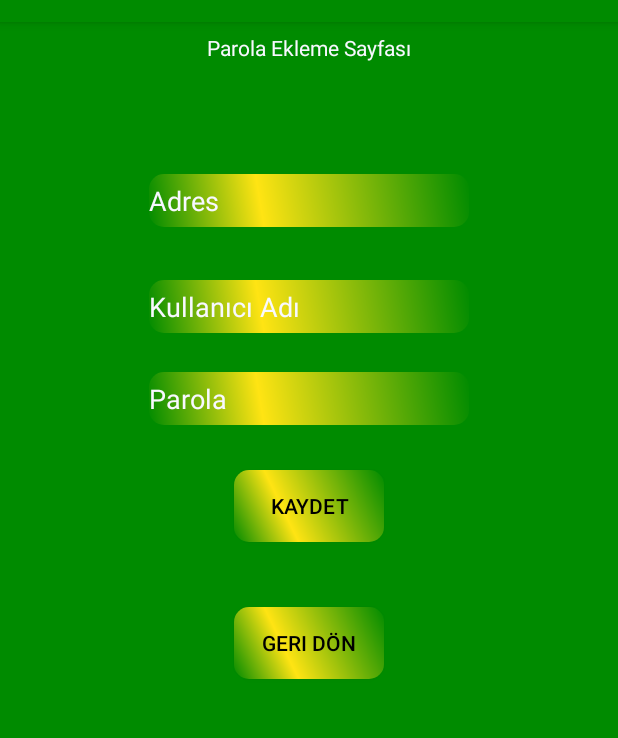
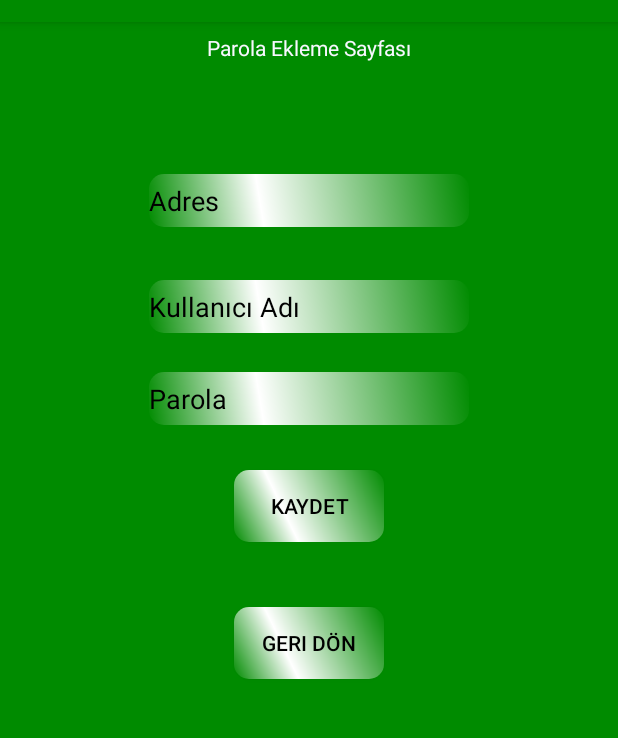
Before and after one commit to kablanfatih/PassRemo, an Android app: the AddPassToList screen opened directly, with no data from a screen before it, on a phone screen of 412 x 824 dp, the part 62-800 px from its top. Run offline under Robolectric (Android 15) with nearby library versions, the phone set to English and light mode, and no system bars; our stand-ins replace Firebase (no records; nobody signed in at launch, a user with empty details on screens opened directly).

Commit message:
design and logo was updated and link added and firebase updated

```diff
--- a/app/build.gradle
+++ b/app/build.gradle
@@ -6,8 +6,8 @@ android {
         applicationId "com.kablanfatih.passremo"
         minSdkVersion 14
         targetSdkVersion 28
-        versionCode 2
-        versionName "1.1"
+        versionCode 3
+        versionName "1.2"
         testInstrumentationRunner "android.support.test.runner.AndroidJUnitRunner"
         vectorDrawables.useSupportLibrary = true
     }
@@ -23,7 +23,7 @@ dependencies {
     implementation 'com.android.support:appcompat-v7:28.0.0'
     implementation 'com.android.support.constraint:constraint-layout:1.1.3'
     implementation fileTree(include: ['*.jar'], dir: 'libs')
-    implementation 'com.google.firebase:firebase-core:16.0.7'
+    implementation 'com.google.firebase:firebase-core:16.0.8'
     implementation 'com.google.firebase:firebase-auth:16.2.0'
     implementation 'com.google.firebase:firebase-database:16.1.0'
     implementation 'com.android.support:design:28.0.0'
--- a/app/src/main/res/drawable/button_shape.xml
+++ b/app/src/main/res/drawable/button_shape.xml
@@ -6,7 +6,7 @@
     <gradient
         android:angle="45"
         android:centerX="35%"
-        android:centerColor="#ffe413"
+        android:centerColor="#ffffff"
         android:startColor="#008b00"
         android:endColor="#008b00"
         android:type="linear"
--- a/app/src/main/res/layout/activity_add_pass_to_list.xml
+++ b/app/src/main/res/layout/activity_add_pass_to_list.xml
@@ -30,8 +30,8 @@
         android:ems="10"
         android:hint="Adres"
         android:inputType="text"
-        android:textColor="#f8f8ff"
-        android:textColorHint="#f8f8ff"
+        android:textColor="#000000"
+        android:textColorHint="#000000"
         android:background="@drawable/button_shape"
         app:layout_constraintEnd_toEndOf="parent"
         app:layout_constraintStart_toStartOf="parent"
@@ -45,8 +45,8 @@
         android:ems="10"
         android:hint="Kullanıcı Adı"
         android:inputType="text"
-        android:textColor="#f8f8ff"
-        android:textColorHint="#f8f8ff"
+        android:textColor="#000000"
+        android:textColorHint="#000000"
         android:background="@drawable/button_shape"
         app:layout_constraintStart_toStartOf="@+id/adress"
         app:layout_constraintTop_toBottomOf="@+id/adress" />
@@ -59,8 +59,8 @@
         android:ems="10"
         android:hint="Parola"
         android:inputType="textPassword"
-        android:textColor="#f8f8ff"
-        android:textColorHint="#f8f8ff"
+        android:textColor="#000000"
+        android:textColorHint="#000000"
         android:background="@drawable/button_shape"
         app:layout_constraintStart_toStartOf="@+id/username"
         app:layout_constraintTop_toBottomOf="@+id/username" />
--- a/app/src/main/res/layout/activity_forget_password.xml
+++ b/app/src/main/res/layout/activity_forget_password.xml
@@ -39,8 +39,8 @@
         android:ems="10"
         android:hint="E-Posta"
         android:inputType="textEmailAddress"
-        android:textColor="#f8f8ff"
-        android:textColorHint="#f8f8ff"
+        android:textColor="#000000"
+        android:textColorHint="#000000"
         android:background="@drawable/button_shape"
         app:layout_constraintEnd_toEndOf="parent"
         app:layout_constraintStart_toStartOf="parent"
--- a/app/src/main/res/layout/activity_update_record.xml
+++ b/app/src/main/res/layout/activity_update_record.xml
@@ -49,8 +49,8 @@
         android:ems="10"
         android:hint="Yeni Parola"
         android:inputType="textPassword"
-        android:textColor="#f8f8ff"
-        android:textColorHint="#f8f8ff"
+        android:textColor="#000000"
+        android:textColorHint="#000000"
         android:background="@drawable/button_shape"
         app:layout_constraintEnd_toEndOf="parent"
         app:layout_constraintStart_toStartOf="parent"
```
Also changed, not shown: app/src/main/AndroidManifest.xml (+15 -3 lines), app/src/main/res/layout/activity_pass_change.xml (+4 -4 lines), app/src/main/res/layout/activity_sign_in.xml (+5 -5 lines), app/src/main/res/layout/list_password.xml (+13 -9 lines), app/src/main/res/layout/sign_up.xml (+5 -5 lines).
